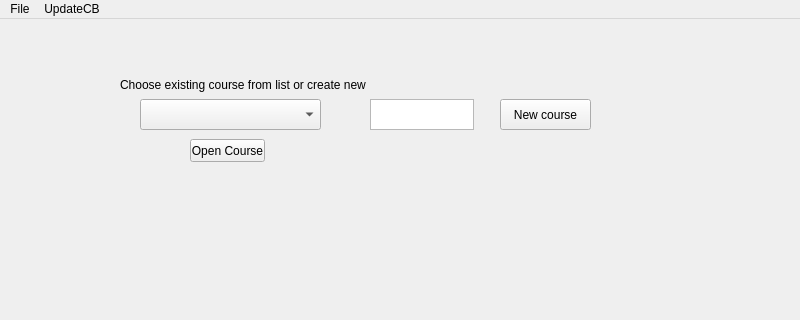
This is MainMenuWindow.ui in wshknmt/QT-SuperMemo as Qt 5 draws it before an edit; both pictures show x 0 to 800 and y 0 to 320 of the 800 by 600 pixel window. The edited form follows.
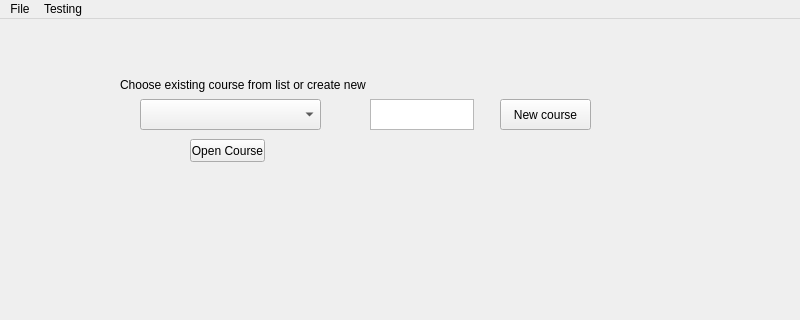
This is the edited form.

Patch:
```diff
--- a/MainMenuWindow.ui
+++ b/MainMenuWindow.ui
@@ -112,7 +112,7 @@
    </widget>
    <widget class="QMenu" name="menuUpdateCB">
     <property name="title">
-     <string>UpdateCB</string>
+     <string>Testing</string>
     </property>
     <addaction name="actionUpdateCB"/>
     <addaction name="actionPrint_Courses_to_console"/>
```
Left out of the diff: 12 changed lines with no effect on the pictures.
